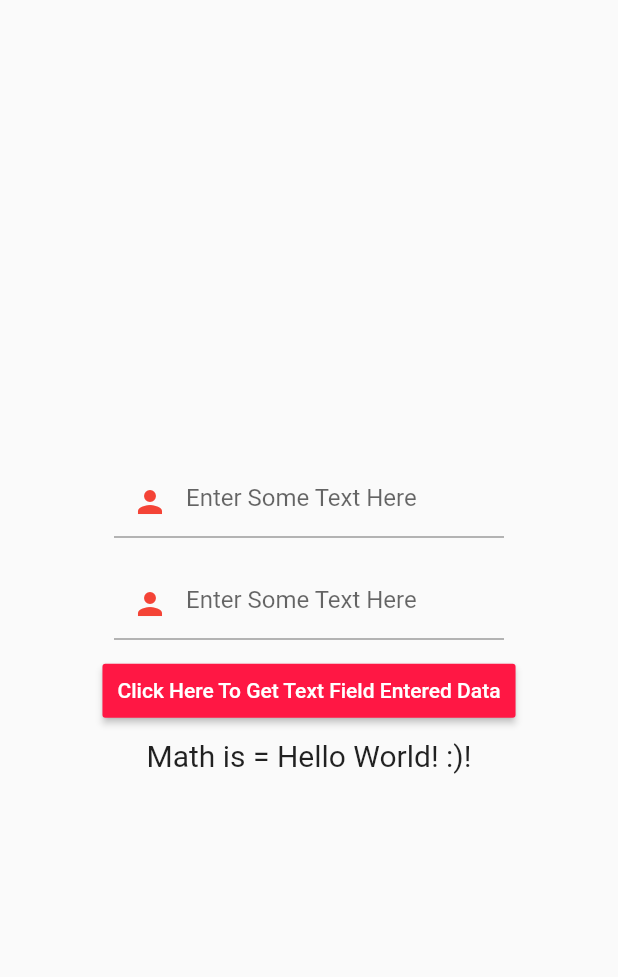
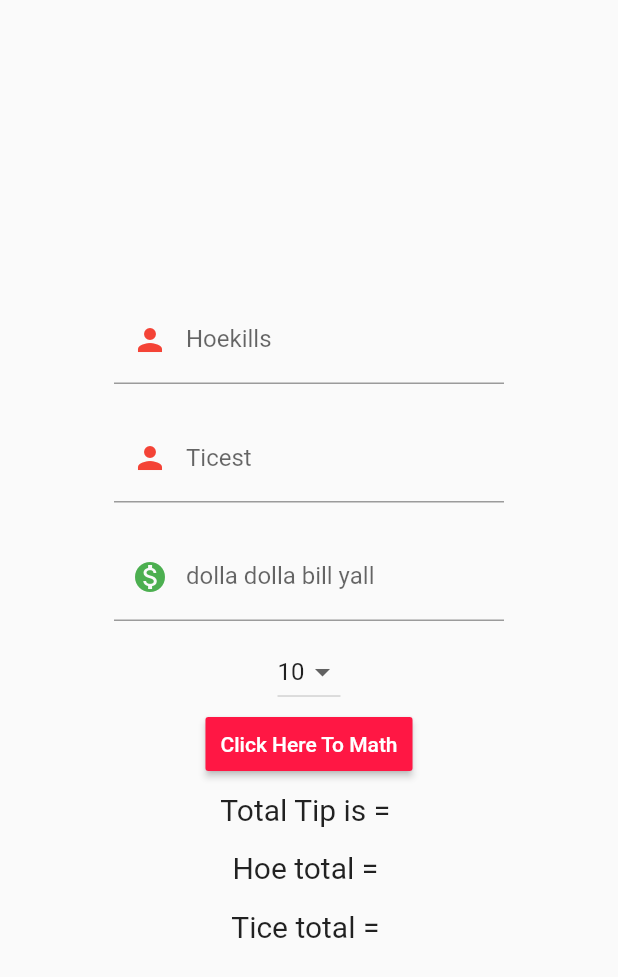
Before and after one commit to ajhanson22227/acTurnip, a Flutter app: the screen it shows after launch, on a phone screen of 412 x 824 dp. Shown: the top 977 px of the screen. Run offline on Flutter 3.47's test engine with Material 2 defaults, Android fonts, the phone set to English and light mode, and no system bars.

Commit message:
Completed the app skeleton, working as intended

```diff
--- a/lib/TurnipTips/tip_calculator.dart
+++ b/lib/TurnipTips/tip_calculator.dart
@@ -11,16 +11,60 @@ class TipCalculator extends StatefulWidget{
 class _TipCalculatorAppState extends State<TipCalculator>{
   final userOneController = TextEditingController();
   final userTwoController = TextEditingController();
+  final turnipPriceController = TextEditingController();
 
-  String result = 'Hello World! :)';
-  double userOne, userTwo;
+  String tipTotalString = '';
+  String userOneTotalReturn = '';
+  String userTwoTotalReturn = '';
+
+
+  //these are the numbers parsed from the textfields
+  double userOne, userTwo, turnipPrice;
+
+  //userOne + userTwo * turnipPrice
+  double totalBells;
+
+  //these totals will be each users total (userOne * TurnipPrice, userTwo * Turnip Price)
+  double userOneTotal, userTwoTotal;
+
+  //Initial dropdown menu value
+  String dropdownValue = '10';
+
+  double tip;
+  double userOneTip, userTwoTip, totalTip;
+  double userOneRoundedTip, userTwoRoundedTip;
+
+  double userOneReturn, userTwoReturn;
+
+
 
   getTextInputData(){
-    userOneController.text == '' ? userOne = 0 : double.parse(userOneController.text);
-    userTwoController.text == '' ? userTwo = 0 : double.parse(userTwoController.text);
+    userOneController.text == '' ? userOne = 0 : userOne = double.parse(userOneController.text);
+    userTwoController.text == '' ? userTwo = 0 : userTwo = double.parse(userTwoController.text);
+    turnipPriceController.text == '' ? turnipPrice = 0 : turnipPrice = double.parse(turnipPriceController.text);
+    totalBells = (userOne + userTwo) * turnipPrice;
+
+    userOneTotal = userOne * turnipPrice;
+    userTwoTotal = userTwo * turnipPrice;
+
+    tip = double.parse(dropdownValue) * .01;
+
+    //users total tips
+    userOneTip = tip * userOneTotal;
+    userOneTip % 10000 != 0 ? userOneRoundedTip = (10000 - (userOneTip % 10000) + userOneTip) : userOneRoundedTip = userOneTip;
+    userTwoTip = tip * userTwoTotal;
+    userTwoTip % 10000 != 0 ? userTwoRoundedTip = (10000 - (userTwoTip % 10000) + userTwoTip) : userTwoRoundedTip = userTwoTip;
+
+    totalTip = userOneRoundedTip + userTwoRoundedTip;
+
+    userOneReturn = userOneTotal - userOneRoundedTip;
+    userTwoReturn = userTwoTotal - userTwoRoundedTip;
 
     setState(() {
-      result = (userOne + userTwo).toString();
+      tipTotalString = totalTip.toString();
+      userOneTotalReturn = userOneReturn.toString();
+      userTwoTotalReturn = userTwoReturn.toString();
+
     });
   }
 
@@ -32,6 +76,7 @@ class _TipCalculatorAppState extends State<TipCalculator>{
             mainAxisAlignment: MainAxisAlignment.center,
             children: <Widget>[
 
+            //userOne textfield
             Container(
             width: 280,
             padding: EdgeInsets.all(10.0),
@@ -40,12 +85,13 @@ class _TipCalculatorAppState extends State<TipCalculator>{
                 autocorrect: true,
                 keyboardType: TextInputType.number,
                 decoration: InputDecoration(
-                    hintText: 'Enter Some Text Here',
+                  labelText: 'Hoekills',
                   prefixIcon: Icon(Icons.person, color: Colors.red,),
                 ),
               )
             ),
 
+            //userTwo textfield
             Container(
             width: 280,
             padding: EdgeInsets.all(10.0),
@@ -54,10 +100,46 @@ class _TipCalculatorAppState extends State<TipCalculator>{
                 autocorrect: true,
                 keyboardType: TextInputType.number,
                 decoration: InputDecoration(
-                    hintText: 'Enter Some Text Here',
+                  labelText: 'Ticest',
                   prefixIcon: Icon(Icons.person, color: Colors.red,),
                 ),
               )
+            ),
+
+            //turnip price textfield
+            Container(
+            width: 280,
+            padding: EdgeInsets.all(10.0),
+            child: TextField(
+                controller: turnipPriceController,
+                autocorrect: true,
+                keyboardType: TextInputType.number,
+                decoration: InputDecoration(
+                  labelText: 'dolla dolla bill yall',
+                  prefixIcon: Icon(Icons.monetization_on, color: Colors.green,),
+                ),
+              )
+            ),
+
+            //tip percentage dropdown
+            DropdownButton<String>(
+              value: dropdownValue,
+              icon: Icon(Icons.arrow_drop_down),
+
+              onChanged: (String newValue){
+                setState(() {
+                  dropdownValue = newValue;
+                });
+              },
+
+              items: <String>['10','15','20']
+                .map<DropdownMenuItem<String>>((String value){
+                  return DropdownMenuItem<String>(
+                    value: value,
+                    child: Text(value),
+                  );
+                })
+              .toList(),
             ),
 
             RaisedButton(
@@ -65,212 +147,30 @@ class _TipCalculatorAppState extends State<TipCalculator>{
               color: Color(0xffFF1744),
               textColor: Colors.white,
               padding: EdgeInsets.fromLTRB(10, 10, 10, 10),
-                child: Text('Click Here To Get Text Field Entered Data'),
+              child: Text('Click Here To Math'),
             ),
 
             Padding(
             padding: EdgeInsets.all(8.0),
             child :
-              Text("Math is = $result!", style: TextStyle(fontSize: 20))
-              )
+            Text("Total Tip is = $tipTotalString", style: TextStyle(fontSize: 20))
+            ),
+
+            Padding(
+            padding: EdgeInsets.all(8.0),
+            child :
+            Text("Hoe total = $userOneTotalReturn", style: TextStyle(fontSize: 20))
+            ),
+
+            Padding(
+            padding: EdgeInsets.all(8.0),
+            child :
+            Text("Tice total = $userTwoTotalReturn", style: TextStyle(fontSize: 20))
+            ),
 
           ],
         ),
-        ));
+      )
+    );
   }
-
 }
-
-// class _TipCalculatorAppState extends State<TipCalculator>{
-//   TextEditingController userOneController;
-//   TextEditingController userTwoController;
-//   TextEditingController priceController;
-
-//   double parsedUserOne = 0;
-//   double parsedUserTwo = 0;
-
-//   double userOneTip = 0;
-//   double userTwoTip = 0;
-//   double totalPrice = 0;
-
-//   String dropdownValue = '10';
-//   String txt = "bojiorno";
-
-//   bool isVisible = false;
-
-//   getInputValues(){
-//     setState(() {
-//       // parsedUserOne = double.parse(userOneController.text);
-//       // parsedUserTwo = double.parse(userTwoController.text);
-//       // totalPrice = parsedUserOne + parsedUserTwo;
-
-//       txt = userOneController.text + userTwoController.text;
-//     });
-//   }
-
-
-//   @override
-//   Widget build(BuildContext context){
-//     return Material(
-//       child: Expanded(
-//         child: Container(
-//           child: Column(
-//             children: <Widget>[
-
-//               //Top Title Section
-//               Padding(
-//                 padding: const EdgeInsets.only(top: 50.0),
-//                 child: Text("Amazing Turnip Tips!", //title topbar text
-//                   style: TextStyle(
-//                     color: Colors.blue,
-//                     decoration: TextDecoration.none,
-//                     fontSize: 30.0,
-//                     fontFamily: 'Grace',
-//                   ),
-//                 ),
-//               ),
-
-//               //First User Row
-//               Padding(
-//                 padding: const EdgeInsets.only(top: 25.0),
-//                 child: Container(
-//                   width: 200.0,
-//                   child: TextField(
-//                     textAlign: TextAlign.center,
-//                     decoration: InputDecoration(
-//                       icon: Icon(Icons.person, color: Colors.red[200]),
-//                       border: OutlineInputBorder(),
-//                       isDense: true,
-//                       contentPadding: EdgeInsets.all(8),
-//                     ),
-//                     keyboardType: TextInputType.number,
-
-//                     controller: userOneController,
-//                   ),
-//                 ),
-//               ),
-
-
-//               //Second User Row
-//               Padding(
-//                 padding: const EdgeInsets.only(top: 15.0),
-//                 child: Container(
-//                   width: 200.0,
-//                   child: TextField(
-//                     textAlign: TextAlign.center,
-//                     decoration: InputDecoration(
-//                       icon: Icon(Icons.person, color: Colors.red[200]),
-//                       border: OutlineInputBorder(),
-//                       isDense: true,
-//                       contentPadding: EdgeInsets.all(8),
-//                     ),
-//                     keyboardType: TextInputType.number,
-//                     controller: userTwoController,
-
-//                   ),
-//                 ),
-//               ),
-
-
-//               //Row will contain a Section for Prices and a dropdown for percentage
-//               Row(
-//                 mainAxisAlignment: MainAxisAlignment.center,
-//                 children: <Widget>[
-
-//                   //Price Textfield
-//                   Container(
-//                     margin: EdgeInsets.only(left: 40.0),
-//                     width: 80,
-//                     child: TextField(
-//                       textAlign: TextAlign.center,
-//                       keyboardType: TextInputType.number,
-//                       decoration: InputDecoration(
-//                         icon: Icon(Icons.pets, color: Colors.blue),
-//                       ),
-//                       controller: priceController,
-//                     ),
-//                   ),
-
-//                   //Dropdown menu
-//                   Container(
-//                     margin: EdgeInsets.only(left: 15.0, top: 18.0),
-//                     child: DropdownButton<String>(
-//                       value: dropdownValue,
-//                       icon: Icon(Icons.arrow_downward),
-//                       iconSize: 24,
-//                       elevation: 8,
-//                       style: TextStyle(
-//                         color: Colors.deepPurple
-//                       ),
-//                       underline: Container(
-//                         height: 2,
-//                         color: Colors.grey,
-//                       ),
-//                       onChanged: (String newValue) {
-//                         setState(() {
-//                           dropdownValue = newValue;
-//                         });
-//                       },
-//                       items: <String>['10', '15', '20']
-//                         .map<DropdownMenuItem<String>>((String value) {
-//                           return DropdownMenuItem<String>(
-//                             value: value,
-//                             child: Text(value),
-//                           );
-//                         })
-//                         .toList(),
-//                     ),
-//                   ),
-
-//                   //Button, bottom right
-//                   Padding(
-
-//                     padding: const EdgeInsets.only(right: 5),
-//                     child: RawMaterialButton(
-
-//                       //get the values of the controllers and work with them
-//                       onPressed: getInputValues,
-//                       elevation: 1.0,
-//                       fillColor: Colors.red,
-//                       child: Icon(Icons.check, color: Colors.white),
-//                       shape: CircleBorder(),
-//                     ),
-//                   ),
-
-
-
-
-//                 ],
-//               ),
-
-//               Container(
-//                 margin: EdgeInsets.only(top: 50.0),
-//                 width: 200,
-//                 decoration: BoxDecoration(
-//                   border: Border.all(),
-//                 ),
-
-//                 child: Column(
-//                   children: <Widget>[
-
-//                     //Total Amount
-//                     Row(
-//                       children: <Widget>[
-//                         Icon(Icons.child_care, color: Colors.green),
-//                         Text(txt),
-//                       ],
-//                     ),
-//                   ],
-//                 ),
-//               ),
-
-
-//             ],
-//           ),
-
-
-//         ),
-//       ),
-//     );
-//   }
-// }
--- a/lib/main.dart
+++ b/lib/main.dart
@@ -3,7 +3,6 @@
 // found in the LICENSE file.
 
 import 'package:flutter/material.dart';
-import 'package:flutter/rendering.dart';
 import 'package:ac_turnip/TurnipTips/tip_calculator.dart';
 
 void main() => runApp(MyApp());
```
Lines whose indentation alone changed are shown as unchanged.
